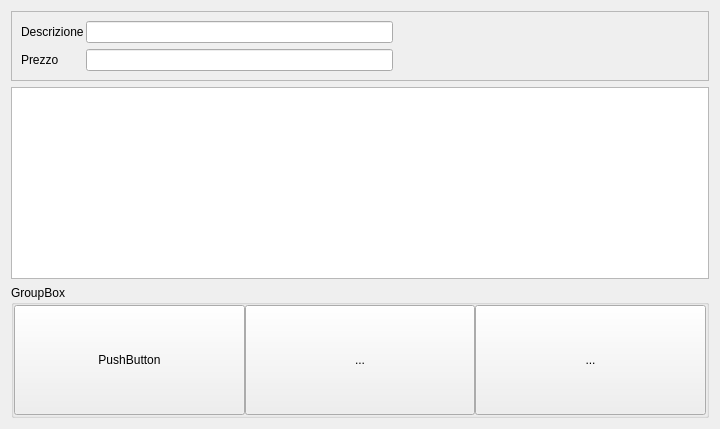
mtonin/gestcassa, file src/form01.ui: the form before one commit.
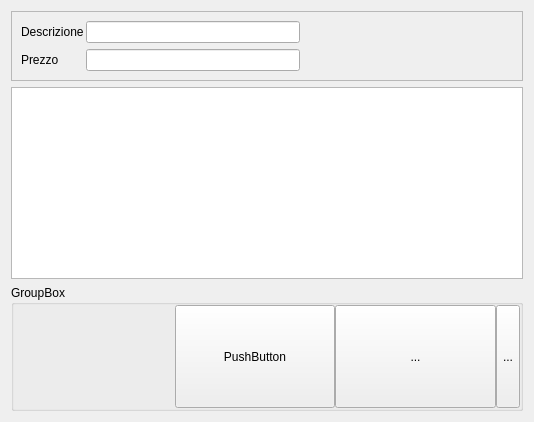
The form after the commit. Custom widgets are drawn as their Qt base class.

```diff
--- a/src/form01.ui
+++ b/src/form01.ui
@@ -9,8 +9,8 @@
    <rect>
     <x>0</x>
     <y>0</y>
-    <width>720</width>
-    <height>429</height>
+    <width>534</width>
+    <height>422</height>
    </rect>
   </property>
   <property name="windowTitle">
@@ -100,6 +100,12 @@
       </property>
       <item>
        <widget class="QPictureButton" name="pictureButton">
+        <property name="sizePolicy">
+         <sizepolicy hsizetype="Expanding" vsizetype="Fixed">
+          <horstretch>1</horstretch>
+          <verstretch>0</verstretch>
+         </sizepolicy>
+        </property>
         <property name="toolTip">
          <string/>
         </property>
@@ -112,7 +118,7 @@
        <widget class="QPushButton" name="pushButton">
         <property name="sizePolicy">
          <sizepolicy hsizetype="Expanding" vsizetype="Expanding">
-          <horstretch>0</horstretch>
+          <horstretch>1</horstretch>
           <verstretch>0</verstretch>
          </sizepolicy>
         </property>
@@ -125,10 +131,10 @@
        </widget>
       </item>
       <item>
-       <widget class="QToolButton" name="toolButton">
+       <widget class="QToolButton" name="toolButton_1">
         <property name="sizePolicy">
          <sizepolicy hsizetype="Expanding" vsizetype="Expanding">
-          <horstretch>0</horstretch>
+          <horstretch>1</horstretch>
           <verstretch>0</verstretch>
          </sizepolicy>
         </property>
```
